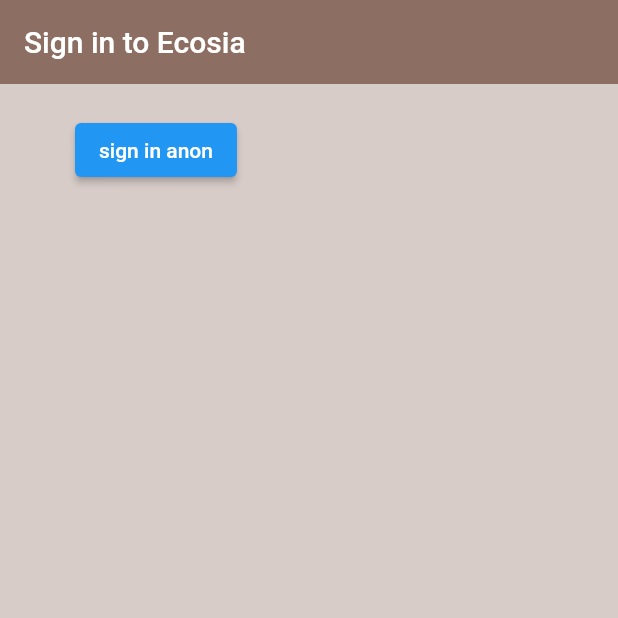
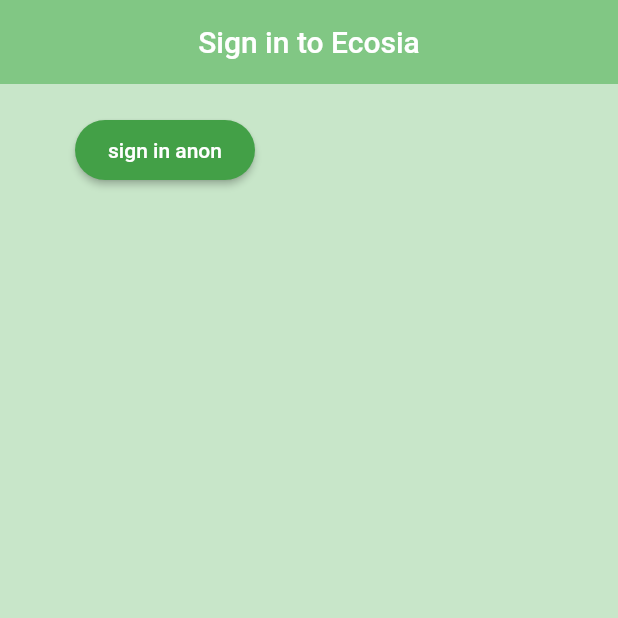
Before and after one commit to abhishekpatelmc/ECOSIA, a Flutter app: the screen it shows after launch, after a tap on "sign in anon", on a phone screen of 412 x 824 dp, the top half of it. Run offline on Flutter 3.47's test engine with Material 2 defaults, Android fonts, the phone set to English and light mode, and no system bars; our stand-ins replace firebase_auth, firebase_core; accounts and stored records are empty; network calls fail.

Commit message:
Anonomous sign in working but log out not working

```diff
--- a/lib/main.dart
+++ b/lib/main.dart
@@ -1,7 +1,10 @@
+import 'package:ecosia/models/user.dart';
 import 'package:ecosia/screens/wrapper.dart';
+import 'package:ecosia/services/auth.dart';
 import 'package:flutter/material.dart';
 import 'package:firebase_core/firebase_core.dart';
 import 'firebase_options.dart';
+import 'package:provider/provider.dart';
 
 Future<void> main() async {
   // ===========To Handel Error: Unhandled Exception: Binding has not yet been initialized.==============
@@ -19,8 +22,12 @@
   // This widget is the root of your application.
   @override
   Widget build(BuildContext context) {
-    return const MaterialApp(
-      home: Wrapper(),
+    return StreamProvider<UserModel?>.value(
+      value: AuthService().user,
+      initialData: null,
+      child: const MaterialApp(
+        home: Wrapper(),
+      ),
     );
   }
 }
--- /dev/null
+++ b/lib/models/user.dart
@@ -0,0 +1,9 @@
+/*
+  Defines the user model
+  - How a user object should look like
+*/
+class UserModel {
+  final String uid;
+
+  UserModel({required this.uid});
+}
--- a/lib/screens/authenticate/sign_in.dart
+++ b/lib/screens/authenticate/sign_in.dart
@@ -15,15 +15,21 @@
   @override
   Widget build(BuildContext context) {
     return Scaffold(
-      backgroundColor: Colors.brown[100],
+      backgroundColor: Colors.green[100],
       appBar: AppBar(
-        backgroundColor: Colors.brown[400],
+        backgroundColor: Colors.green[300],
         elevation: 0.0,
+        centerTitle: true,
         title: const Text('Sign in to Ecosia'),
       ),
       body: Container(
         padding: const EdgeInsets.symmetric(vertical: 20.0, horizontal: 50.0),
         child: ElevatedButton(
+          style: ElevatedButton.styleFrom(
+              primary: Colors.green[600],
+              minimumSize: const Size(120, 40),
+              shape: RoundedRectangleBorder(
+                  borderRadius: BorderRadius.circular(50))),
           child: const Text('sign in anon'),
           onPressed: () async {
             dynamic result = await _auth.signInAnon();
@@ -34,7 +40,7 @@
               // ignore: avoid_print
               print('signed in');
               // ignore: avoid_print
-              print(result);
+              print(result.uid);
             }
           },
         ),
--- a/lib/screens/wrapper.dart
+++ b/lib/screens/wrapper.dart
@@ -1,5 +1,9 @@
 import 'package:ecosia/screens/authenticate/authenticate.dart';
+import 'package:ecosia/screens/home/home.dart';
 import 'package:flutter/material.dart';
+import 'package:provider/provider.dart';
+
+import '../models/user.dart';
 
 /*
 Switch beteween Authenticate and Alerdy logged in
@@ -12,7 +16,15 @@
 
   @override
   Widget build(BuildContext context) {
+    final user = Provider.of<UserModel?>(context);
+    // ignore: avoid_print
+    print(user);
+
     // return either the Home or Authenticate widget
-    return const Authenticate();
+    if (user == null) {
+      return Authenticate();
+    } else {
+      return Home();
+    }
   }
 }
--- a/lib/services/auth.dart
+++ b/lib/services/auth.dart
@@ -1,3 +1,4 @@
+import 'package:ecosia/models/user.dart';
 import 'package:firebase_auth/firebase_auth.dart';
 // import 'package:firebase_core/firebase_core.dart';
 // import '../firebase_options.dart';
@@ -9,12 +10,24 @@
 class AuthService {
   final FirebaseAuth _auth = FirebaseAuth.instance;
 
+  // Create uesr object based on FirebaseUser
+  UserModel? _userFromFirebaseUser(User user) {
+    return user != null ? UserModel(uid: user.uid) : null;
+  }
+
+  // Stream : auth chage user stream
+  Stream<UserModel?> get user {
+    return _auth
+        .authStateChanges()
+        .map((User? user) => _userFromFirebaseUser(user!));
+  }
+
   // sign in anonmously
   Future signInAnon() async {
     try {
       UserCredential result = await _auth.signInAnonymously();
       User? user = result.user;
-      return user;
+      return _userFromFirebaseUser(user!);
     } catch (e) {
       // ignore: avoid_print
       print(e.toString());
@@ -46,5 +59,13 @@
   // register with email and password
 
   // sign out
-
+  Future signOut() async {
+    try {
+      return await _auth.signOut();
+    } catch (e) {
+      return null;
+      // ignore: avoid_print
+      print(e.toString());
+    }
+  }
 }
--- a/pubspec.yaml
+++ b/pubspec.yaml
@@ -36,6 +36,7 @@
   cupertino_icons: ^1.0.2
   firebase_core: ^1.18.0
   firebase_auth: ^3.3.20
+  provider: ^6.0.3
 
 dev_dependencies:
   flutter_test:
```
Also changed, not shown: lib/screens/home/home.dart (+24 -2 lines), pubspec.lock.
